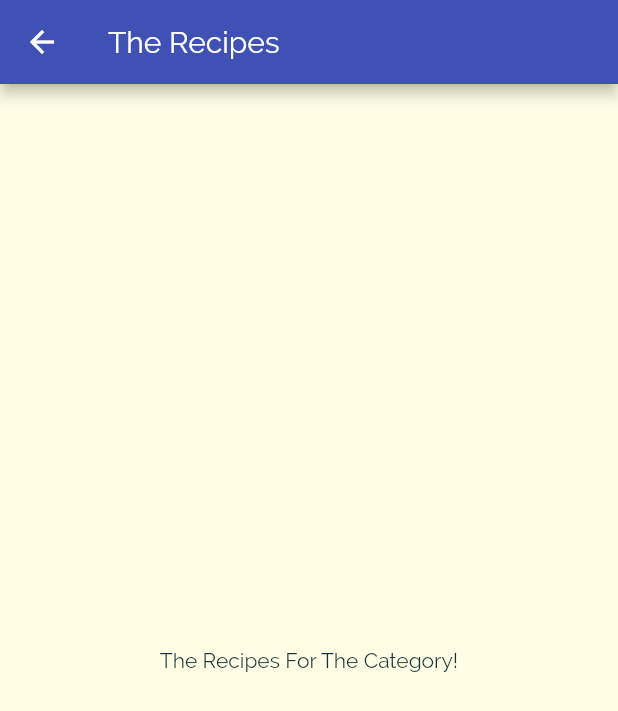
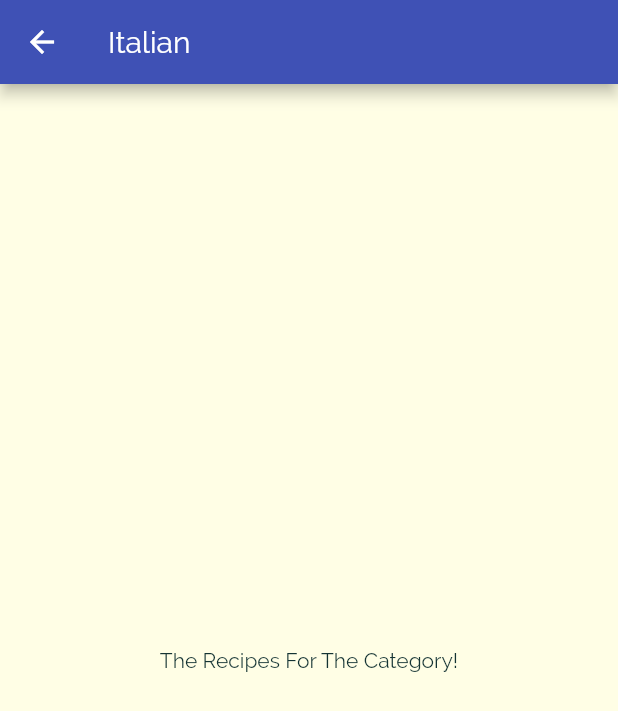
Before and after one commit to aospiridonov/flutter_meals, a Flutter app: the screen it shows after launch, after a tap on "Italian", on a phone screen of 412 x 824 dp. Shown: the top 711 px of the screen. Run offline on Flutter 3.47's test engine with Material 2 defaults, Android fonts, the phone set to English and light mode, and no system bars.

Commit message:
small update

```diff
--- a/lib/catagories_screen.dart
+++ b/lib/catagories_screen.dart
@@ -16,6 +16,7 @@ class CategoriesScreen extends StatelessWidget {
         children: DUMMY_CATEGORIES
             .map(
               (categoryData) => CategoryItem(
+                categoryData.id,
                 categoryData.title,
                 categoryData.color,
               ),
--- a/lib/category_item.dart
+++ b/lib/category_item.dart
@@ -2,16 +2,17 @@ import 'package:flutter/material.dart';
 import './category_meals_screen.dart';
 
 class CategoryItem extends StatelessWidget {
+  final String id;
   final String title;
   final Color color;
 
-  CategoryItem(this.title, this.color);
+  CategoryItem(this.id, this.title, this.color);
 
   void selectCategory(BuildContext context) {
     Navigator.of(context).push(
       MaterialPageRoute(
         builder: (_) {
-          return CategoryMealsScreen();
+          return CategoryMealsScreen(id, title);
         },
       ),
     );
--- a/lib/category_meals_screen.dart
+++ b/lib/category_meals_screen.dart
@@ -1,13 +1,18 @@
 import 'package:flutter/material.dart';
 
 class CategoryMealsScreen extends StatelessWidget {
-  const CategoryMealsScreen({Key key}) : super(key: key);
+  final String categoryId;
+  final String categoryTitle;
+
+  CategoryMealsScreen(this.categoryId, this.categoryTitle);
+
+  //const CategoryMealsScreen({Key key}) : super(key: key);
 
   @override
   Widget build(BuildContext context) {
     return Scaffold(
       appBar: AppBar(
-        title: Text('The Recipes'),
+        title: Text(categoryTitle),
       ),
       body: Center(
         child: Text('The Recipes For The Category!'),
```
